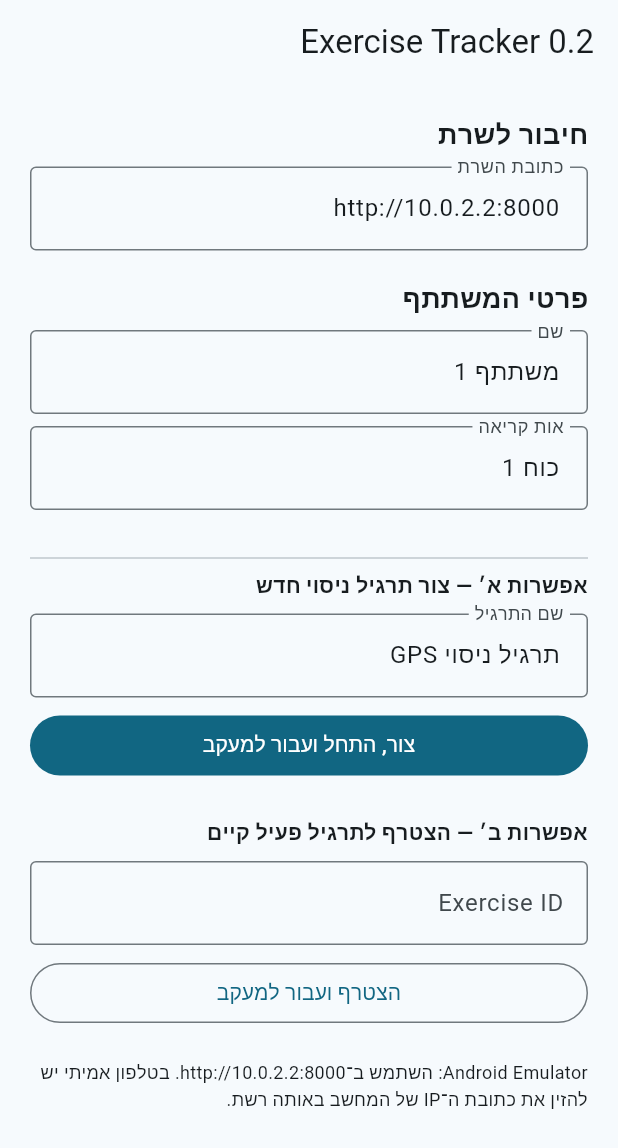
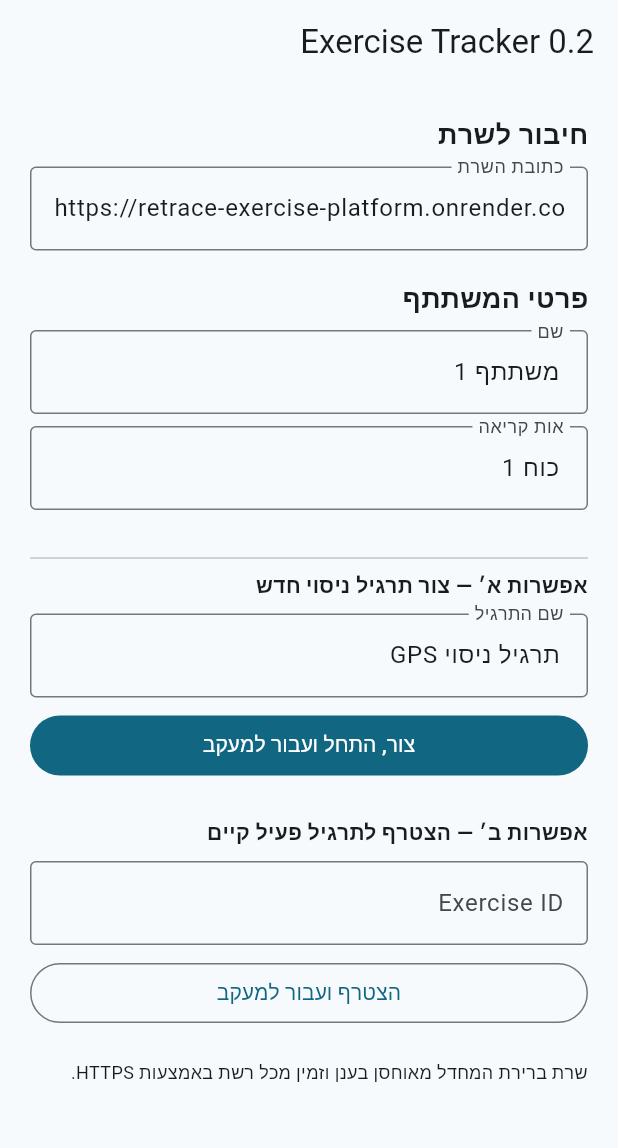
Before and after one commit to relzabari/ReTrace, a Flutter app: the screen it shows after launch, on a phone screen of 412 x 824 dp. Shown: the top 1148 px of the screen. Run offline on Flutter 3.47's test engine with Material 3 defaults, Android fonts, the phone set to English and light mode, and no system bars; our stand-ins replace geolocator, sqflite; missing offline and left inert: geolocator_android, geolocator_apple; accounts and stored records are empty.

Commit message:
Use deployed API by default in mobile app

```diff
--- a/mobile/lib/features/setup/setup_page.dart
+++ b/mobile/lib/features/setup/setup_page.dart
@@ -12,7 +12,9 @@ class SetupPage extends StatefulWidget {
 }
 
 class _SetupPageState extends State<SetupPage> {
-  final _server = TextEditingController(text: 'http://10.0.2.2:8000');
+  final _server = TextEditingController(
+    text: 'https://retrace-exercise-platform.onrender.com',
+  );
   final _exerciseName = TextEditingController(text: 'תרגיל ניסוי GPS');
   final _displayName = TextEditingController(text: 'משתתף 1');
   final _callsign = TextEditingController(text: 'כוח 1');
@@ -103,7 +105,10 @@ class _SetupPageState extends State<SetupPage> {
             child: Text(_error!, style: TextStyle(color: Theme.of(context).colorScheme.error)),
           ),
           const SizedBox(height: 20),
-          const Text('Android Emulator: השתמש ב־http://10.0.2.2:8000. בטלפון אמיתי יש להזין את כתובת ה־IP של המחשב באותה רשת.', style: TextStyle(fontSize: 12)),
+          const Text(
+            'שרת ברירת המחדל מאוחסן בענן וזמין מכל רשת באמצעות HTTPS.',
+            style: TextStyle(fontSize: 12),
+          ),
         ],
       ),
     );
```
Also changed, not shown: 1 other file.
